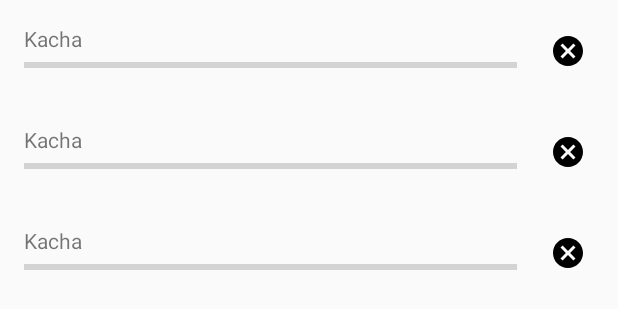
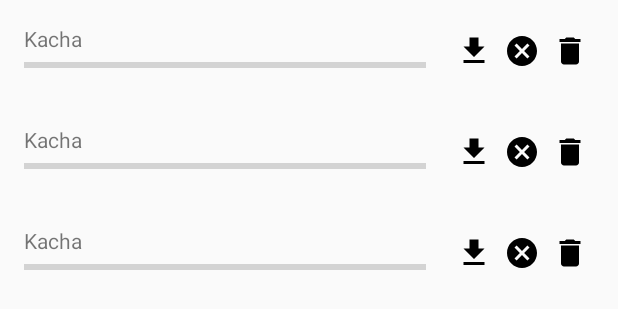
Before and after one commit to zamahaka/Cheremosh, an Android app: the layout fragment_notes.xml on its own in the app's theme, with its tools: preview values and no code run, on a phone screen of 412 x 824 dp. Shown: the top 309 px of the screen. Run offline under Robolectric (Android 15) with nearby library versions, the light colour scheme and no system bars.

Commit message:
Change files download logic

```diff
--- a/app/src/main/java/org/zamahaka/cheremosh/di/DataSourceModule.kt
+++ b/app/src/main/java/org/zamahaka/cheremosh/di/DataSourceModule.kt
@@ -3,14 +3,12 @@ package org.zamahaka.cheremosh.di
 import org.koin.dsl.module.module
 import org.zamahaka.cheremosh.domain.datasource.NotesFilesDataSource
 import org.zamahaka.cheremosh.domain.datasource.NotesFilesDataSourceImpl
-import org.zamahaka.cheremosh.domain.filedownload.FilesDownloader
-import org.zamahaka.cheremosh.domain.filedownload.NotesFilesDownloader
+import org.zamahaka.cheremosh.domain.filedownload.FirebaseFilesDownloader
 
 val dataSourceModule = module {
 
     single<NotesFilesDataSource> { NotesFilesDataSourceImpl() }
 
-    single { FilesDownloader(context = get()) }
-    single { NotesFilesDownloader(downloader = get()) }
+    single { FirebaseFilesDownloader() }
 
 }
--- /dev/null
+++ b/app/src/main/res/drawable/ic_delete.xml
@@ -0,0 +1,9 @@
+<vector xmlns:android="http://schemas.android.com/apk/res/android"
+        android:width="24dp"
+        android:height="24dp"
+        android:viewportWidth="24.0"
+        android:viewportHeight="24.0">
+    <path
+        android:fillColor="#FF000000"
+        android:pathData="M6,19c0,1.1 0.9,2 2,2h8c1.1,0 2,-0.9 2,-2V7H6v12zM19,4h-3.5l-1,-1h-5l-1,1H5v2h14V4z"/>
+</vector>
--- /dev/null
+++ b/app/src/main/res/drawable/ic_file_download.xml
@@ -0,0 +1,9 @@
+<vector xmlns:android="http://schemas.android.com/apk/res/android"
+        android:width="24dp"
+        android:height="24dp"
+        android:viewportWidth="24.0"
+        android:viewportHeight="24.0">
+    <path
+        android:fillColor="#FF000000"
+        android:pathData="M19,9h-4V3H9v6H5l7,7 7,-7zM5,18v2h14v-2H5z"/>
+</vector>
--- a/app/src/main/res/layout/item_note_file.xml
+++ b/app/src/main/res/layout/item_note_file.xml
@@ -39,38 +39,53 @@
         android:id="@+id/txtName"
         android:layout_width="0dp"
         android:layout_height="wrap_content"
-        android:layout_marginEnd="@dimen/activity_horizontal_margin"
+        android:layout_marginEnd="16dp"
         app:layout_constraintBottom_toTopOf="@+id/progress"
-        app:layout_constraintEnd_toStartOf="@id/btnCancel"
-        app:layout_constraintHorizontal_bias="0.5"
+        app:layout_constraintEnd_toStartOf="@+id/btnDownload"
         app:layout_constraintStart_toStartOf="@id/guidelineStart"
         app:layout_constraintTop_toTopOf="@id/guidelineTop"
         tools:text="Kacha" />
 
     <ImageButton
+        android:id="@+id/btnDownload"
+        android:layout_width="32dp"
+        android:layout_height="32dp"
+        android:background="?selectableItemBackgroundBorderless"
+        app:layout_constraintBottom_toBottomOf="@id/guidelineBottom"
+        app:layout_constraintEnd_toStartOf="@+id/btnCancel"
+        app:layout_constraintTop_toTopOf="@id/guidelineTop"
+        app:srcCompat="@drawable/ic_file_download" />
+
+    <ImageButton
         android:id="@+id/btnCancel"
-        android:layout_width="0dp"
-        android:layout_height="0dp"
+        android:layout_width="32dp"
+        android:layout_height="32dp"
         android:background="?selectableItemBackgroundBorderless"
-        android:indeterminate="false"
         app:layout_constraintBottom_toBottomOf="@id/guidelineBottom"
-        app:layout_constraintDimensionRatio="1:1"
+        app:layout_constraintEnd_toStartOf="@+id/btnDelete"
+        app:layout_constraintTop_toTopOf="@id/guidelineTop"
+        app:srcCompat="@drawable/ic_cancel_black_24dp" />
+
+    <ImageButton
+        android:id="@+id/btnDelete"
+        android:layout_width="32dp"
+        android:layout_height="32dp"
+        android:background="?selectableItemBackgroundBorderless"
+        app:layout_constraintBottom_toBottomOf="@id/guidelineBottom"
         app:layout_constraintEnd_toEndOf="@id/guidelineEnd"
         app:layout_constraintTop_toTopOf="@id/guidelineTop"
-        app:srcCompat="@drawable/ic_cancel_black_24dp" />
+        app:srcCompat="@drawable/ic_delete" />
 
     <ProgressBar
         android:id="@+id/progress"
         style="@style/Widget.AppCompat.ProgressBar.Horizontal"
         android:layout_width="0dp"
         android:layout_height="wrap_content"
-        android:layout_marginEnd="@dimen/activity_horizontal_margin"
+        android:layout_marginEnd="16dp"
         android:indeterminate="false"
         app:layout_constraintBottom_toBottomOf="@id/guidelineBottom"
-        app:layout_constraintEnd_toStartOf="@id/btnCancel"
-        app:layout_constraintHorizontal_bias="0.5"
-        app:layout_constraintStart_toStartOf="@id/guidelineStart"
-        app:layout_constraintTop_toBottomOf="@+id/txtName" />
+        app:layout_constraintEnd_toStartOf="@+id/btnDownload"
+        app:layout_constraintStart_toStartOf="@id/guidelineStart" />
 
     <androidx.constraintlayout.widget.Group
         android:id="@+id/groupProgress"
```
Also changed, not shown: app/src/main/java/org/zamahaka/cheremosh/DateFormats.kt (deleted, +0 -13 lines), app/src/main/java/org/zamahaka/cheremosh/di/ViewModels.kt (+6 -1 lines), app/src/main/java/org/zamahaka/cheremosh/domain/Utils.kt (+4 -5 lines), app/src/main/java/org/zamahaka/cheremosh/domain/filedownload/FileDownloadTask.kt (+26 -8 lines), app/src/main/java/org/zamahaka/cheremosh/domain/filedownload/FilesDownloader.kt (deleted, +0 -29 lines), app/src/main/java/org/zamahaka/cheremosh/domain/filedownload/FirebaseFilesDownloader.kt (added, +29 -0 lines), app/src/main/java/org/zamahaka/cheremosh/domain/filedownload/NotesFilesDownloader.kt (deleted, +0 -13 lines), app/src/main/java/org/zamahaka/cheremosh/domain/persist/FilePersist.kt (added, +40 -0 lines), app/src/main/java/org/zamahaka/cheremosh/extensions/LiveDataExtentions.kt (+10 -5 lines), app/src/main/java/org/zamahaka/cheremosh/ui/notes/NoteFileViewHolder.kt (+30 -5 lines), app/src/main/java/org/zamahaka/cheremosh/ui/notes/NotesFileListData.kt (+10 -2 lines), app/src/main/java/org/zamahaka/cheremosh/ui/notes/NotesFilesAdapter.kt (+8 -3 lines), app/src/main/java/org/zamahaka/cheremosh/ui/notes/NotesListFragment.kt (+6 -1 lines), app/src/main/java/org/zamahaka/cheremosh/ui/notes/NotesListViewModel.kt (+77 -20 lines).
